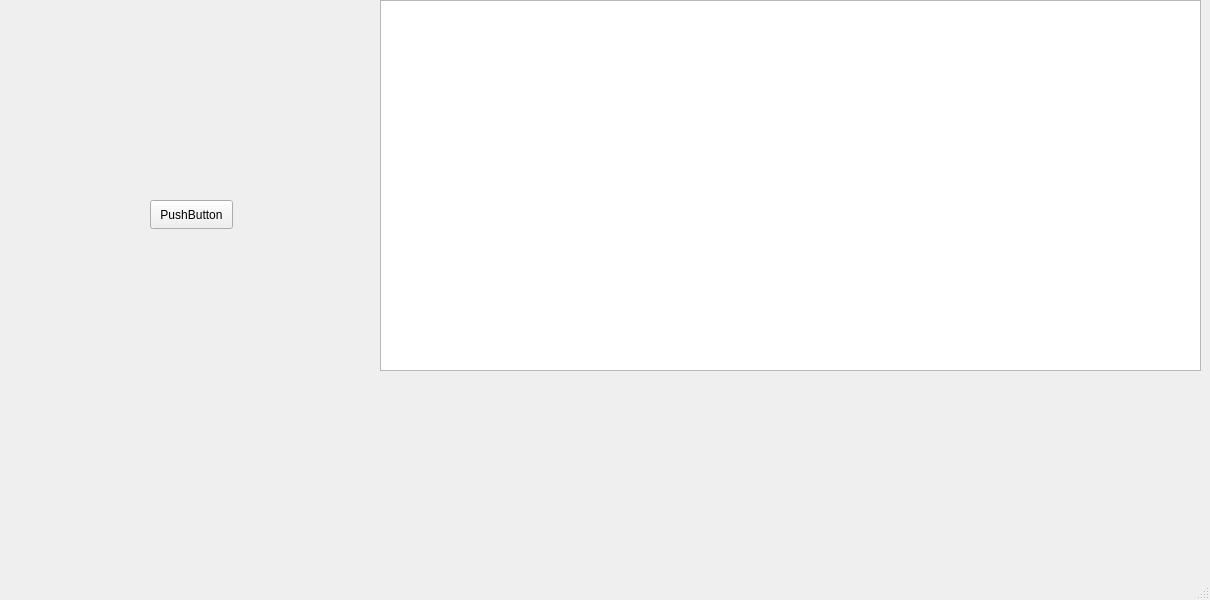
The window that include/SEICO.ui (ahmedbelal20/SEICO) describes before a commit, drawn with Qt 5.
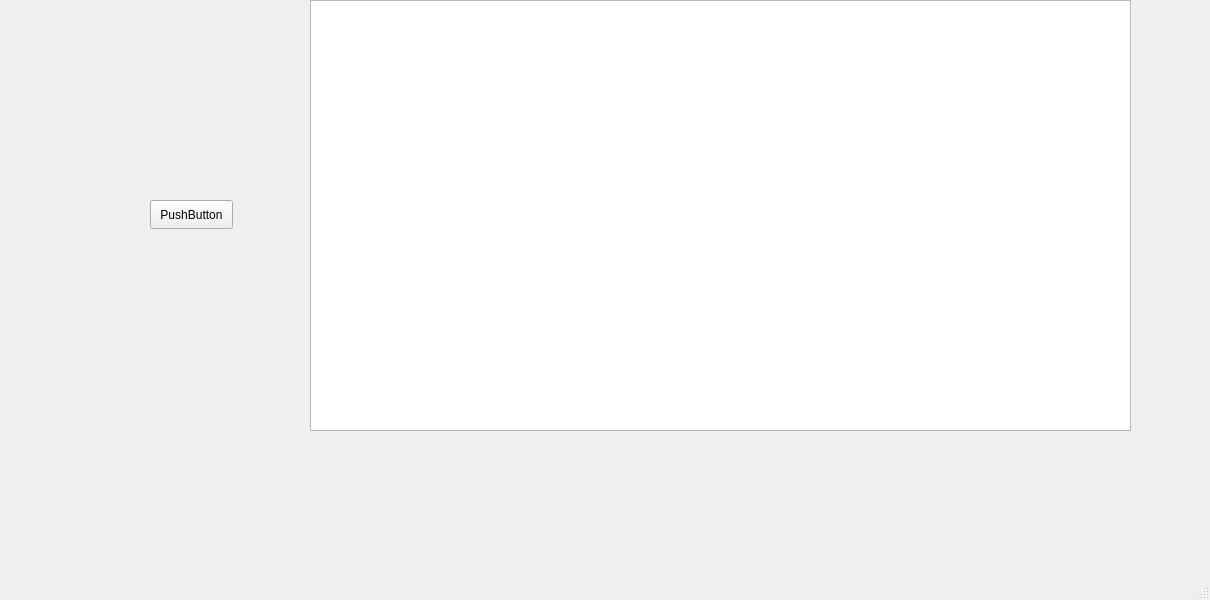
The same window after the commit. Custom widgets are drawn as their Qt base class.

Commit message: feat: change trace to tree view

```diff
--- a/include/SEICO.ui
+++ b/include/SEICO.ui
@@ -29,28 +29,6 @@
    <property name="autoFillBackground">
     <bool>false</bool>
    </property>
-   <widget class="Trace" name="trace">
-    <property name="geometry">
-     <rect>
-      <x>380</x>
-      <y>0</y>
-      <width>821</width>
-      <height>371</height>
-     </rect>
-    </property>
-    <property name="frameShadow">
-     <enum>QFrame::Shadow::Raised</enum>
-    </property>
-    <property name="sizeAdjustPolicy">
-     <enum>QAbstractScrollArea::SizeAdjustPolicy::AdjustIgnored</enum>
-    </property>
-    <property name="selectionBehavior">
-     <enum>QAbstractItemView::SelectionBehavior::SelectRows</enum>
-    </property>
-    <property name="showGrid">
-     <bool>false</bool>
-    </property>
-   </widget>
    <widget class="QPushButton" name="button1">
     <property name="geometry">
      <rect>
@@ -64,6 +42,16 @@
      <string>PushButton</string>
     </property>
    </widget>
+   <widget class="Trace" name="trace">
+    <property name="geometry">
+     <rect>
+      <x>310</x>
+      <y>0</y>
+      <width>821</width>
+      <height>431</height>
+     </rect>
+    </property>
+   </widget>
   </widget>
   <widget class="QMenuBar" name="menubar">
    <property name="geometry">
@@ -80,7 +68,7 @@
  <customwidgets>
   <customwidget>
    <class>Trace</class>
-   <extends>QTableView</extends>
+   <extends>QTreeView</extends>
    <header>trace.h</header>
   </customwidget>
  </customwidgets>
```
The commit also changes 2 other files.
